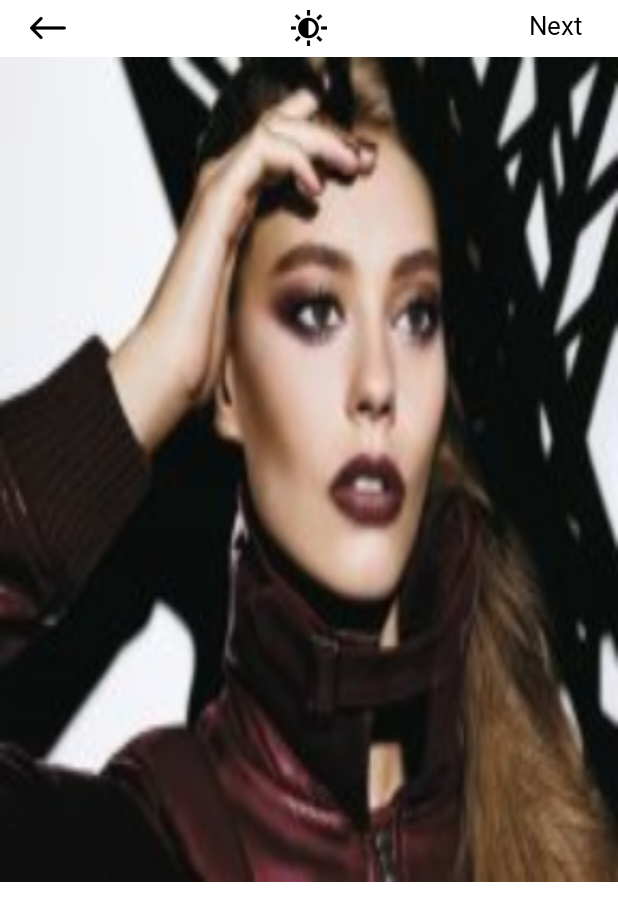
After one commit to JaberBabaki/NetPood, an Android app: the EditCamera screen opened directly, with no data from a screen before it, on a phone screen of 412 x 824 dp. The commit adds this screen. Shown: the top 921 px of the screen. Run offline under Robolectric (Android 15) with nearby library versions, the phone set to English and light mode, and no system bars; 2 statements that could not run were skipped.

Commit message:
error in camera is Resolve,and page2 in camera is create

```diff
--- a/app/src/main/AndroidManifest.xml
+++ b/app/src/main/AndroidManifest.xml
@@ -29,6 +29,8 @@
         </activity>
         <activity android:name=".CameraDemoActivity">
         </activity>
+        <activity android:name=".EditCamera">
+        </activity>
     </application>
 
 </manifest>
--- /dev/null
+++ b/app/src/main/java/com/netpood/admin/netpoodapp/EditCamera.java
@@ -0,0 +1,67 @@
+package com.netpood.admin.netpoodapp;
+
+import android.graphics.Bitmap;
+import android.graphics.BitmapFactory;
+import android.graphics.Matrix;
+import android.os.Bundle;
+import android.view.SurfaceView;
+import android.widget.ImageView;
+
+import com.netpood.admin.framework.activity.UAppCompatActivity;
+
+/**
+ * Created by jaberALU on 01/06/2017.
+ */
+
+
+
+public class EditCamera extends UAppCompatActivity {
+
+  private Ui ui;
+
+  public class Ui {
+    ImageView imgEditPic;
+    ImageView flash;
+    ImageView captureImage;
+    SurfaceView surfaceView;
+  }
+
+
+  @Override
+  protected void onCreate(Bundle savedInstanceState) {
+    super.onCreate(savedInstanceState);
+    ui = new Ui();
+    new UAppCompatActivity.Founder(this)
+      .requestFeatures()
+      .noTitlebar()
+      .noActionbar()
+      .statusBar()
+      .contentView(R.layout.edit_picture)
+      .extractUi(ui)
+      .build();
+
+    Bundle extras = getIntent().getExtras();
+    byte[] data1 = new byte[0];
+    int rotation = 0;
+    if (extras != null) {
+      data1 = extras.getByteArray("PIC");
+      rotation = extras.getInt("ROR");
+    }
+
+    ui.imgEditPic.setImageBitmap(setImage(rotation,data1));
+
+  }
+
+
+  private Bitmap setImage(int rotation,byte[] data1){
+    Bitmap loadedImage = null;
+    Bitmap rotatedBitmap = null;
+    loadedImage = BitmapFactory.decodeByteArray(data1, 0,data1.length);
+
+    // rotate Image
+    Matrix rotateMatrix = new Matrix();
+    rotateMatrix.postRotate(rotation);
+    return  rotatedBitmap = Bitmap.createBitmap(loadedImage, 0, 0, loadedImage.getWidth(), loadedImage.getHeight(), rotateMatrix, false);
+
+  }
+}
--- a/app/src/main/java/com/netpood/admin/netpoodapp/MainActivity.java
+++ b/app/src/main/java/com/netpood/admin/netpoodapp/MainActivity.java
@@ -60,9 +60,7 @@ public class MainActivity extends UAppCompatActivity {
            public void onClick(View v) {
 
              Intent intent = new Intent(Base.getCurrentActivity(), CameraDemoActivity.class);
-             intent.addFlags(Intent.FLAG_ACTIVITY_NEW_TASK | IntentCompat.FLAG_ACTIVITY_CLEAR_TASK);
-             ActivityCompat.finishAffinity(Base.getCurrentActivity());
-             Base.getCurrentActivity().startActivity(intent);
+              Base.getCurrentActivity().startActivity(intent);
             }
             });
 
--- /dev/null
+++ b/app/src/main/res/layout/edit_picture.xml
@@ -0,0 +1,84 @@
+<?xml version="1.0" encoding="utf-8"?>
+<LinearLayout xmlns:android="http://schemas.android.com/apk/res/android"
+              android:orientation="vertical"
+              android:layout_width="match_parent"
+              android:layout_height="match_parent"
+              android:background="#ffffff">
+
+    <LinearLayout
+        android:orientation="horizontal"
+        android:layout_width="match_parent"
+        android:layout_height="38dip"
+        android:gravity="left|center"
+        android:elevation="5dip">
+
+        <LinearLayout
+            android:orientation="vertical"
+            android:layout_width="0dip"
+            android:layout_height="match_parent"
+            android:layout_weight="0.33"
+            android:gravity="left|center">
+
+            <ImageView
+                android:layout_width="wrap_content"
+                android:layout_height="24dip"
+                android:id="@+id/imageView4"
+                android:src="@drawable/left_arrow_b"/>
+        </LinearLayout>
+
+        <LinearLayout
+            android:orientation="vertical"
+            android:layout_width="0dip"
+            android:layout_height="match_parent"
+            android:layout_weight="0.33"
+            android:gravity="center">
+
+            <ImageView
+                android:layout_width="34dip"
+                android:layout_height="24dip"
+                android:id="@+id/imageView6"
+                android:src="@drawable/brightness"/>
+        </LinearLayout>
+
+        <LinearLayout
+            android:orientation="vertical"
+            android:layout_width="0dip"
+            android:layout_height="match_parent"
+            android:layout_weight="0.33"
+            android:gravity="center">
+
+            <com.netpood.admin.framework.widget.NewControlTextView
+                android:layout_width="fill_parent"
+                android:layout_height="wrap_content"
+                android:id="@+id/view12"
+                android:text="Next"
+                android:textColor="#000000"
+                android:textSize="17dip"
+                android:gravity="center|right"
+                android:layout_marginRight="16dip"/>
+        </LinearLayout>
+
+    </LinearLayout>
+
+    <LinearLayout
+        android:orientation="vertical"
+        android:layout_width="match_parent"
+        android:layout_height="match_parent">
+
+        <ImageView
+            android:layout_width="fill_parent"
+            android:layout_height="0dip"
+            android:id="@+id/imgEditPic"
+            android:src="@drawable/b"
+            android:scaleType="fitXY"
+            android:layout_weight="0.7"/>
+
+        <LinearLayout
+            android:orientation="vertical"
+            android:layout_width="match_parent"
+            android:layout_height="0dip"
+            android:layout_weight="0.3">
+        </LinearLayout>
+    </LinearLayout>
+
+</LinearLayout>
```
Also changed, not shown: app/src/main/java/com/netpood/admin/netpoodapp/CameraDemoActivity.java (+16 -69 lines), app/src/main/java/com/netpood/admin/netpoodapp/PersonalPage.java (+10 -0 lines), app/src/main/res/drawable/brightness.png (added).
